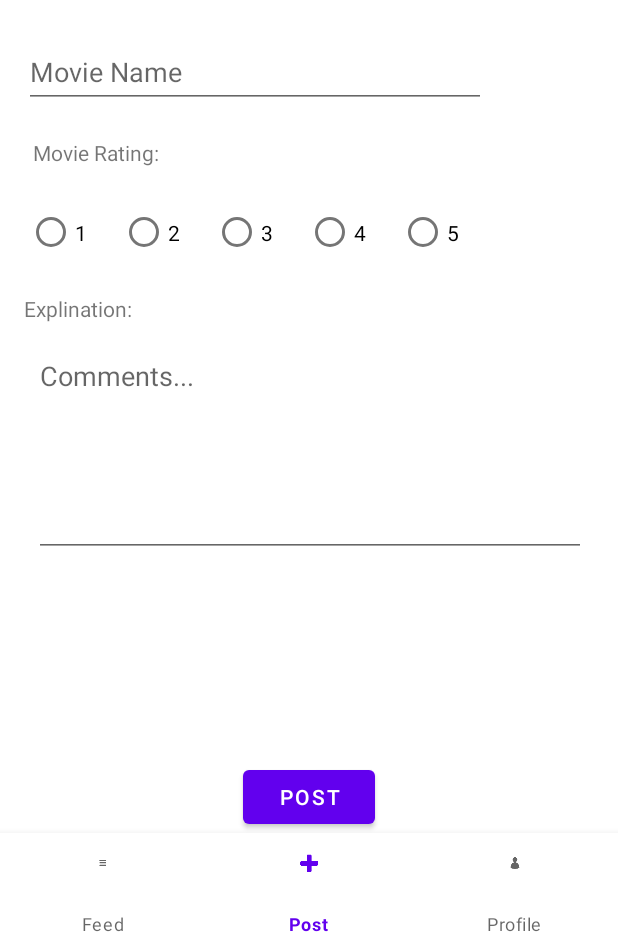
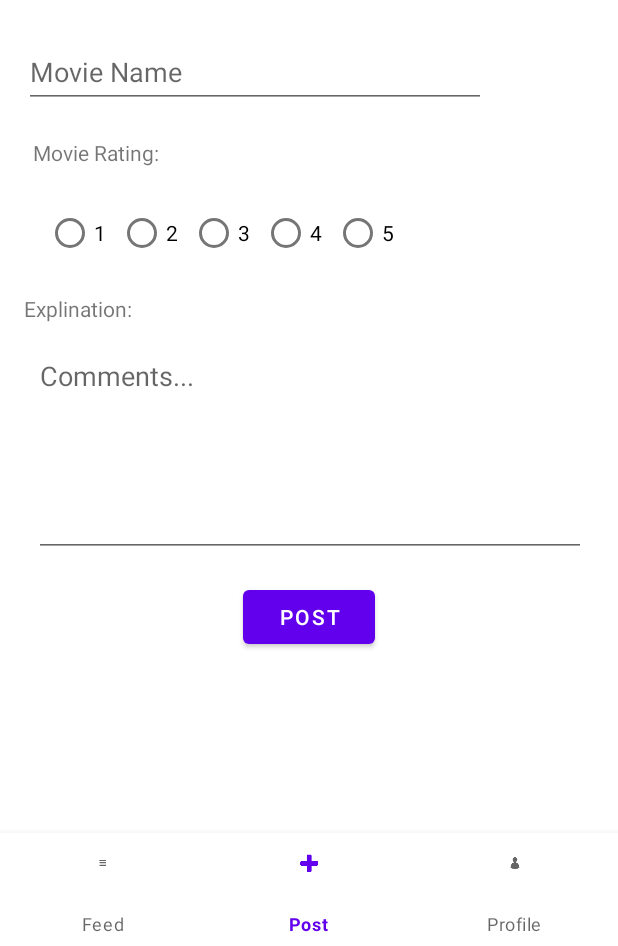
Before and after one commit to leestephens12/Boxoffice-ls, an Android app: the FirstFragment screen opened directly, with no data from a screen before it, item 2 of the bottom bar chosen, on a phone screen of 412 x 824 dp, the part 290-1236 px from its top. Run offline under Robolectric (Android 15) with nearby library versions, the phone set to English and light mode, and no system bars; our stand-ins replace Firebase (no records; nobody signed in at launch, a user with empty details on screens opened directly).

Commit message:
Progress Commit

```diff
--- a/app/build.gradle
+++ b/app/build.gradle
@@ -48,6 +48,9 @@ dependencies {
     implementation 'androidx.navigation:navigation-fragment-ktx:2.3.5'
     implementation 'androidx.navigation:navigation-ui-ktx:2.3.5'
     implementation 'androidx.legacy:legacy-support-v4:1.0.0'
+    implementation 'com.google.firebase:firebase-auth-ktx:21.0.2'
+    implementation platform('com.google.firebase:firebase-bom:29.2.1')
+    implementation 'com.google.android.gms:play-services-auth:20.1.0'
     testImplementation 'junit:junit:4.13.2'
     androidTestImplementation 'androidx.test.ext:junit:1.1.3'
     androidTestImplementation 'androidx.test.espresso:espresso-core:3.4.0'
--- a/app/src/main/java/com/stephensapps/boxoffice_ls/FirstFragment.kt
+++ b/app/src/main/java/com/stephensapps/boxoffice_ls/FirstFragment.kt
@@ -1,7 +1,61 @@
 package com.stephensapps.boxoffice_ls
 
+import android.os.Bundle
+import android.view.View
+import android.widget.Toast
 import androidx.fragment.app.Fragment
+import androidx.recyclerview.widget.LinearLayoutManager
+import androidx.recyclerview.widget.RecyclerView
+import com.google.firebase.firestore.*
+import com.google.firebase.ktx.Firebase
+import org.w3c.dom.Document
 
 class FirstFragment:Fragment(R.layout.fragment_first) {
 
+    private lateinit var recyclerView: RecyclerView
+    private lateinit var postArrayList: ArrayList<Post>
+    private lateinit var adapter: Adapter
+    private lateinit var db: FirebaseFirestore
+
+
+    override fun onViewCreated(view: View, savedInstanceState: Bundle?) {
+        super.onViewCreated(view, savedInstanceState)
+
+        recyclerView = view.findViewById(R.id.recyclerViewFeed)
+        recyclerView.layoutManager = LinearLayoutManager(activity)
+        recyclerView.setHasFixedSize(true)
+
+        postArrayList = arrayListOf()
+
+        adapter = Adapter(postArrayList)
+
+        recyclerView.adapter = adapter
+
+        EventChangeListener()
+    }
+
+    private fun EventChangeListener() {
+        db = FirebaseFirestore.getInstance()
+        db.collection("Posts").addSnapshotListener(object : EventListener<QuerySnapshot>{
+            override fun onEvent(value: QuerySnapshot?, error: FirebaseFirestoreException?) {
+
+                if(error != null) {
+
+                    Toast.makeText(context, error.toString(), Toast.LENGTH_SHORT)
+                    return
+                }
+
+                for(i : DocumentChange in value?.documentChanges!!) {
+
+                    if(i.type == DocumentChange.Type.ADDED) {
+                        postArrayList.add(i.document.toObject(Post::class.java))
+                    }
+                }
+
+                adapter.notifyDataSetChanged()
+
+            }
+
+        })
+    }
 }
--- a/app/src/main/java/com/stephensapps/boxoffice_ls/LoginActivity.kt
+++ b/app/src/main/java/com/stephensapps/boxoffice_ls/LoginActivity.kt
@@ -5,6 +5,7 @@ import android.graphics.Color
 import androidx.appcompat.app.AppCompatActivity
 import android.os.Bundle
 import android.widget.*
+import com.google.android.gms.auth.api.identity.BeginSignInRequest
 import com.google.android.gms.tasks.Task
 import com.google.firebase.auth.AuthResult
 import com.google.firebase.auth.FirebaseAuth
@@ -25,6 +26,7 @@ class LoginActivity : AppCompatActivity() {
         val password = findViewById<EditText>(R.id.passwordEditText)
         val errorText = findViewById<TextView>(R.id.errorTextView)
         val logo = findViewById<ImageView>(R.id.logoImage)
+        val google = findViewById<ImageButton>(R.id.googleBtn)
 
         /**
          *Animations
@@ -48,6 +50,7 @@ class LoginActivity : AppCompatActivity() {
         logo.alpha = 0f
         logo.translationY = 75f
         logo.animate().alpha(1f).translationYBy(-75f).setDuration(1500)
+
 
         submit.setOnClickListener {
 
--- /dev/null
+++ b/app/src/main/java/com/stephensapps/boxoffice_ls/Post.kt
@@ -0,0 +1,4 @@
+package com.stephensapps.boxoffice_ls
+
+data class Post(var movieName: String? = null, var movieRating: String? = null, var description: String? = null) {
+}
--- a/app/src/main/java/com/stephensapps/boxoffice_ls/RegisterActivity.kt
+++ b/app/src/main/java/com/stephensapps/boxoffice_ls/RegisterActivity.kt
@@ -118,7 +118,7 @@ class RegisterActivity : AppCompatActivity() {
                                         Toast.makeText(baseContext, "Sign-up successful", Toast.LENGTH_SHORT)
                                             .show()
 
-                                        val userID = FirebaseAuth.getInstance().currentUser.uid
+                                        val userID = FirebaseAuth.getInstance().currentUser!!.uid
 
                                         val user = hashMapOf(
                                             "firstName" to firstName.text.toString(),
--- a/app/src/main/java/com/stephensapps/boxoffice_ls/SecondFragment.kt
+++ b/app/src/main/java/com/stephensapps/boxoffice_ls/SecondFragment.kt
@@ -2,10 +2,7 @@ package com.stephensapps.boxoffice_ls
 
 import android.os.Bundle
 import android.view.View
-import android.widget.Button
-import android.widget.EditText
-import android.widget.RadioGroup
-import android.widget.Toast
+import android.widget.*
 import androidx.fragment.app.Fragment
 import com.google.firebase.auth.FirebaseAuth
 import com.google.firebase.firestore.ktx.firestore
@@ -19,18 +16,21 @@ class SecondFragment:Fragment(R.layout.fragment_second) {
 
         val post = view.findViewById<Button>(R.id.postBtn)
         val movieName = view.findViewById<EditText>(R.id.editTextMovieName)
-        val rating = view.findViewById<RadioGroup>(R.id.rdoMovieRating)
+        val ratingGroup = view.findViewById<RadioGroup>(R.id.rdoMovieRating)
+        val ratingID: Int = ratingGroup.checkedRadioButtonId
         val description = view.findViewById<EditText>(R.id.editTextDescription)
 
         var auth: FirebaseAuth = FirebaseAuth.getInstance()
         val db = Firebase.firestore
 
         post.setOnClickListener {
+            //Toast.makeText(context, rating, Toast.LENGTH_LONG)
 
-            val userID = FirebaseAuth.getInstance().currentUser.uid
+            val userID = FirebaseAuth.getInstance().currentUser!!.uid
 
             val post = hashMapOf(
-                "MovieName" to movieName.text.toString(),
+                "movieName" to movieName.text.toString(),
+                "movieRating" to ratingID.toString(),
                 "description" to description.text.toString()
             )
 
--- a/app/src/main/res/layout/fragment_second.xml
+++ b/app/src/main/res/layout/fragment_second.xml
@@ -55,8 +55,8 @@
 
     <RadioGroup
         android:id="@+id/rdoMovieRating"
-        android:layout_width="311dp"
-        android:layout_height="47dp"
+        android:layout_width="wrap_content"
+        android:layout_height="wrap_content"
         android:orientation="horizontal"
         app:layout_constraintBottom_toBottomOf="parent"
         app:layout_constraintEnd_toEndOf="parent"
@@ -67,36 +67,36 @@
 
         <RadioButton
             android:id="@+id/characters1"
-            android:layout_width="62dp"
+            android:layout_width="match_parent"
             android:layout_height="wrap_content"
             android:text="1"
             tools:ignore="TouchTargetSizeCheck" />
 
         <RadioButton
             android:id="@+id/characters2"
-            android:layout_width="62dp"
+            android:layout_width="match_parent"
             android:layout_height="wrap_content"
             android:text="2"
             tools:ignore="TouchTargetSizeCheck" />
 
         <RadioButton
             android:id="@+id/characters3"
-            android:layout_width="62dp"
+            android:layout_width="match_parent"
             android:layout_height="wrap_content"
             android:text="3"
             tools:ignore="TouchTargetSizeCheck" />
 
         <RadioButton
             android:id="@+id/characters4"
-            android:layout_width="62dp"
+            android:layout_width="match_parent"
             android:layout_height="wrap_content"
             android:text="4"
             tools:ignore="TouchTargetSizeCheck" />
 
         <RadioButton
             android:id="@+id/characters5"
-            android:layout_width="58dp"
-            android:layout_height="match_parent"
+            android:layout_width="match_parent"
+            android:layout_height="wrap_content"
             android:minHeight="48dp"
             android:text="5"
             tools:ignore="TouchTargetSizeCheck" />
@@ -127,7 +127,7 @@
         app:layout_constraintBottom_toBottomOf="parent"
         app:layout_constraintEnd_toEndOf="parent"
         app:layout_constraintStart_toStartOf="parent"
-        app:layout_constraintTop_toBottomOf="@+id/editTextTextMultiLine2"
+        app:layout_constraintTop_toBottomOf="@+id/editTextDescription"
         app:layout_constraintVertical_bias="0.0" />
 
 </androidx.constraintlayout.widget.ConstraintLayout>
```
Also changed, not shown: app/src/main/java/com/stephensapps/boxoffice_ls/Adapter.kt (added, +39 -0 lines), app/src/main/res/layout/fragment_first.xml (+8 -9 lines), app/src/main/res/layout/list_item.xml (added, +44 -0 lines), app/src/main/res/layout/login_activity.xml (+29 -11 lines).
